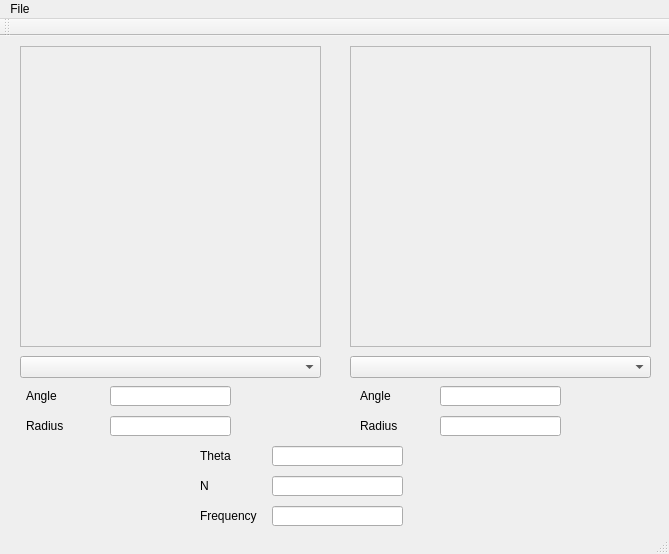
Above: mainwindow.ui from R-Sandler/PI-ICR-GUI before the change. Below: the same form after it.
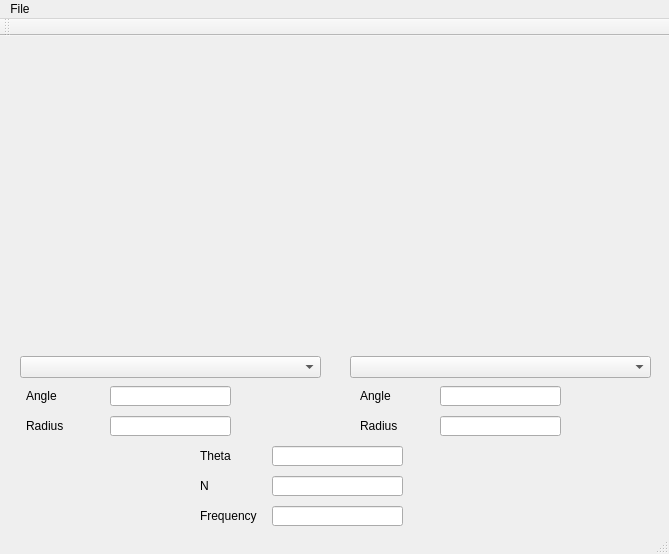
That is the form after the change.

What changed in the file:
```diff
--- a/mainwindow.ui
+++ b/mainwindow.ui
@@ -14,38 +14,6 @@
    <string>MainWindow</string>
   </property>
   <widget class="QWidget" name="centralWidget">
-   <widget class="QFrame" name="frame">
-    <property name="geometry">
-     <rect>
-      <x>20</x>
-      <y>10</y>
-      <width>301</width>
-      <height>301</height>
-     </rect>
-    </property>
-    <property name="frameShape">
-     <enum>QFrame::StyledPanel</enum>
-    </property>
-    <property name="frameShadow">
-     <enum>QFrame::Raised</enum>
-    </property>
-   </widget>
-   <widget class="QFrame" name="frame_2">
-    <property name="geometry">
-     <rect>
-      <x>350</x>
-      <y>10</y>
-      <width>301</width>
-      <height>301</height>
-     </rect>
-    </property>
-    <property name="frameShape">
-     <enum>QFrame::StyledPanel</enum>
-    </property>
-    <property name="frameShadow">
-     <enum>QFrame::Raised</enum>
-    </property>
-   </widget>
    <widget class="QComboBox" name="refClusterSelect">
     <property name="geometry">
      <rect>
@@ -227,6 +195,28 @@
      <string>Frequency</string>
     </property>
    </widget>
+   <widget class="QWidget" name="horizontalLayoutWidget">
+    <property name="geometry">
+     <rect>
+      <x>10</x>
+      <y>10</y>
+      <width>311</width>
+      <height>281</height>
+     </rect>
+    </property>
+    <layout class="QHBoxLayout" name="horizontalLayout"/>
+   </widget>
+   <widget class="QWidget" name="horizontalLayoutWidget_2">
+    <property name="geometry">
+     <rect>
+      <x>350</x>
+      <y>10</y>
+      <width>301</width>
+      <height>281</height>
+     </rect>
+    </property>
+    <layout class="QHBoxLayout" name="horizontalLayout_2"/>
+   </widget>
   </widget>
   <widget class="QMenuBar" name="menuBar">
    <property name="geometry">
```
